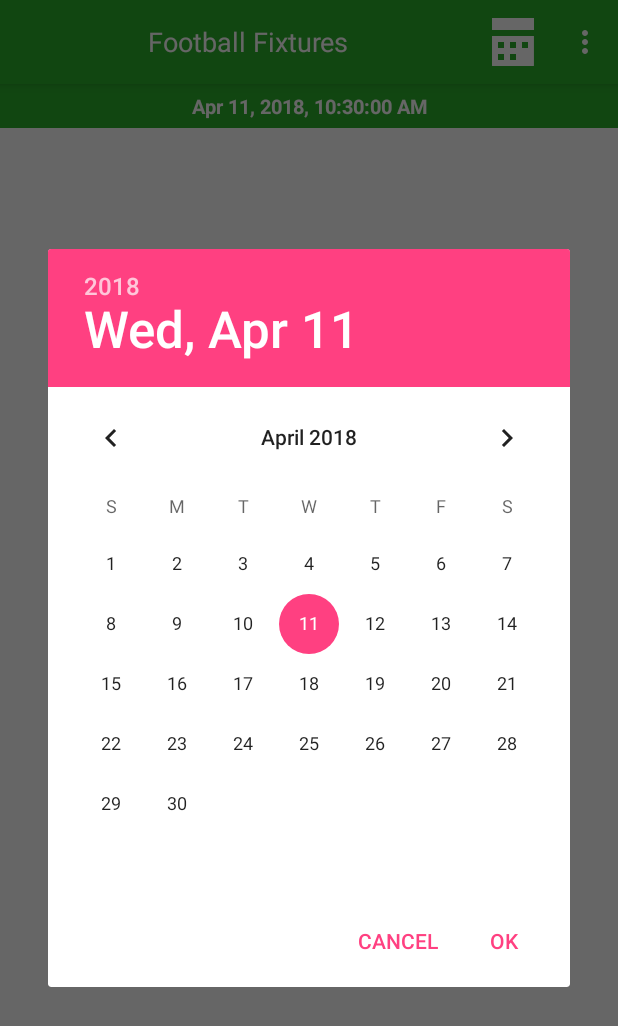
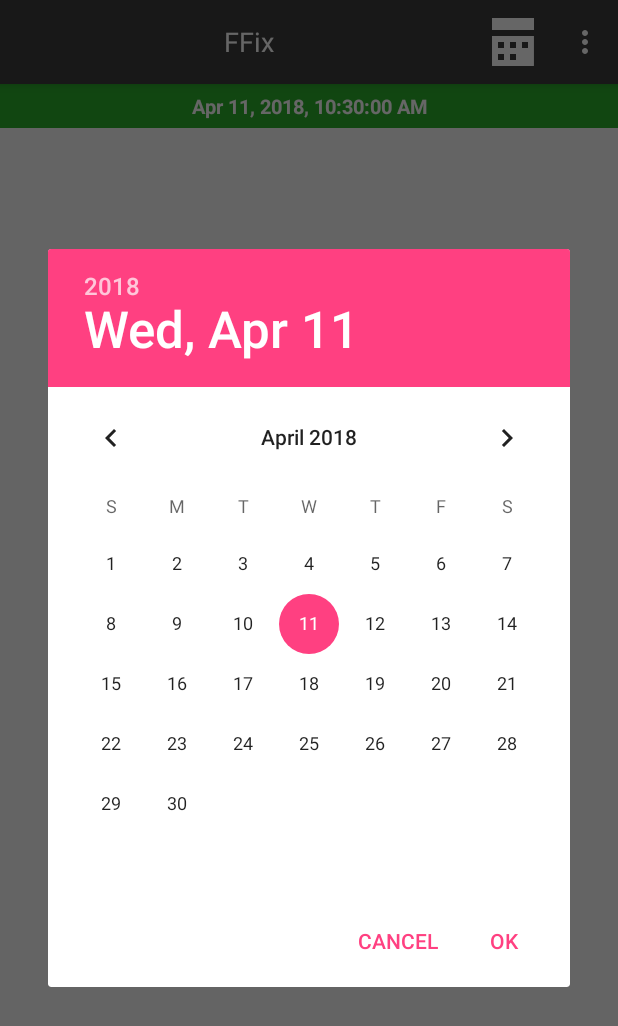
Before and after one commit to s4n4s/FFix, an Android app: the screen it shows after launch (MainActivity), after a tap on "FR", on a phone screen of 412 x 824 dp. Shown: the top 1026 px of the screen. Run offline under Robolectric (Android 15) with nearby library versions, the phone set to English and light mode, and no system bars.

Commit message:
- Apparence

```diff
--- a/app/src/main/java/com/example/gener/footballplayer/DetailsActivity.java
+++ b/app/src/main/java/com/example/gener/footballplayer/DetailsActivity.java
@@ -46,7 +46,7 @@ public class DetailsActivity extends AppCompatActivity {
         setContentView(R.layout.activity_details);
 
         android.support.v7.app.ActionBar actionbar = getSupportActionBar();
-        actionbar.setBackgroundDrawable(new ColorDrawable(Color.parseColor("#2BAF2B")));
+        actionbar.setBackgroundDrawable(new ColorDrawable(Color.parseColor("#3B3B3B")));
         getSupportActionBar().setDisplayOptions(ActionBar.DISPLAY_SHOW_CUSTOM);
         getSupportActionBar().setCustomView(R.layout.abs_layout);
         getSupportActionBar().setDisplayShowHomeEnabled(true);
@@ -78,9 +78,6 @@ public class DetailsActivity extends AppCompatActivity {
 
             @Override
             public void onReceive(Context context, Intent intent) {
-                Toast.makeText(context,"Service details recu", Toast.LENGTH_SHORT).show();
-
-
                 String contentFile = readFile("details.txt");
 
 
--- a/app/src/main/java/com/example/gener/footballplayer/MainActivity.java
+++ b/app/src/main/java/com/example/gener/footballplayer/MainActivity.java
@@ -1,13 +1,20 @@
 package com.example.gener.footballplayer;
 
 import android.app.ActionBar;
+import android.app.AlertDialog;
 import android.app.DatePickerDialog;
+import android.app.Notification;
+import android.app.NotificationManager;
 import android.content.BroadcastReceiver;
 import android.content.Context;
+import android.content.DialogInterface;
 import android.content.Intent;
 import android.content.IntentFilter;
 import android.graphics.Color;
 import android.graphics.drawable.ColorDrawable;
+import android.net.Uri;
+import android.support.v4.app.NotificationCompat;
+import android.support.v4.app.NotificationManagerCompat;
 import android.support.v4.content.LocalBroadcastManager;
 import android.support.v7.app.AppCompatActivity;
 import android.os.Bundle;
@@ -51,9 +58,9 @@ public class MainActivity extends AppCompatActivity implements View.OnClickListe
     public List<Fixtures> lf;
     public String dateForApi;
     public TextView tv_see_more;
+    private ArrayList<String> list;
 
     public static final String MATCH_UPDATE = "com.octip.cours.inf4042_11.BIERS_UPDATE";
-
     Calendar datetime = Calendar.getInstance();
     DateFormat formatDateTime = DateFormat.getDateTimeInstance();
 
@@ -66,7 +73,7 @@ public class MainActivity extends AppCompatActivity implements View.OnClickListe
 
 
         android.support.v7.app.ActionBar actionbar = getSupportActionBar();
-        actionbar.setBackgroundDrawable(new ColorDrawable(Color.parseColor("#2BAF2B")));
+        actionbar.setBackgroundDrawable(new ColorDrawable(Color.parseColor("#3B3B3B")));
         getSupportActionBar().setDisplayOptions(ActionBar.DISPLAY_SHOW_CUSTOM);
         getSupportActionBar().setCustomView(R.layout.abs_layout);
 
@@ -96,7 +103,7 @@ public class MainActivity extends AppCompatActivity implements View.OnClickListe
         class FixturesUpdate extends BroadcastReceiver {
             @Override
             public void onReceive(Context context, Intent intent) {
-                Toast.makeText(context,"Service finished", Toast.LENGTH_SHORT).show();
+                Toast.makeText(context,R.string.downloadText, Toast.LENGTH_SHORT).show();
 
 
                 String contentFile = readFile("fixtures.txt");
@@ -235,20 +242,17 @@ public class MainActivity extends AppCompatActivity implements View.OnClickListe
      */
 
     @Override
-    public boolean onOptionsItemSelected(MenuItem item)
+    public boolean onOptionsItemSelected(final MenuItem item)
     {
         switch (item.getItemId())
         {
             case R.id.calendar_action_bar:
                 new DatePickerDialog(this, d, datetime.get(Calendar.YEAR), datetime.get(Calendar.MONTH), datetime.get(Calendar.DAY_OF_MONTH)).show();
-            case R.id.set_dark_theme:
-                LinearLayout bgElement = (LinearLayout) findViewById(R.id.container);
-                bgElement.setBackgroundColor(Color.parseColor("#030303"));
-            case R.id.set_light_theme:
-                LinearLayout bgElement1 = (LinearLayout) findViewById(R.id.container);
-                bgElement1.setBackgroundColor(Color.parseColor("#ffffff"));
+                break;
             case R.id.get_faq:
-                return true;
+                Intent browserIntent = new Intent(Intent.ACTION_VIEW, Uri.parse("https://football-api.com"));
+                startActivity(browserIntent);
+                break;
         }
         return super.onOptionsItemSelected(item);
     }
--- a/app/src/main/res/layout/abs_layout.xml
+++ b/app/src/main/res/layout/abs_layout.xml
@@ -8,7 +8,7 @@
         android:layout_width="wrap_content"
         android:layout_height="wrap_content"
         android:layout_gravity="center"
-        android:text="Football Fixtures"
+        android:text="FFix"
         android:textColor="#ffffff"
         android:id="@+id/mytext"
         android:textSize="18sp" />
--- a/app/src/main/res/layout/cell_cards.xml
+++ b/app/src/main/res/layout/cell_cards.xml
@@ -25,6 +25,7 @@
             android:src="@drawable/main_cv_img" />
 
         <LinearLayout
+            android:id="@+id/main_card_color"
             android:layout_width="match_parent"
             android:layout_height="100dp"
             android:orientation="horizontal"
--- a/app/src/main/res/menu/main_menu.xml
+++ b/app/src/main/res/menu/main_menu.xml
@@ -5,23 +5,18 @@
         android:id="@+id/calendar_action_bar"
         android:title="FR"
         android:icon="@drawable/ic_calendar"
-        app:showAsAction="always"
-        />
-
-    <item
-        android:id="@+id/set_dark_theme"
-        android:title="Mode nuit"
-        android:icon="@android:drawable/alert_dark_frame"
-        />
-    <item
-        android:id="@+id/set_light_theme"
-        android:title="Mode Jour"
-        android:icon="@android:drawable/alert_dark_frame"
-        />
-
+        app:showAsAction="always" />
     <item
         android:id="@+id/get_faq"
         android:title="Visit API website"
     />
 
+    <item
+        android:id="@+id/mi_change_color"
+        android:title="Change Color"
+        />
+    <item
+        android:id="@+id/mi_change_color2"
+        android:title="Change Color white"
+        />
 </menu>
--- a/app/src/main/res/values/strings.xml
+++ b/app/src/main/res/values/strings.xml
@@ -1,5 +1,5 @@
 <?xml version="1.0" encoding="utf-8"?>
 <resources>
-    <string name="app_name">Football Fixtures</string>
+    <string name="app_name">FFix</string>
     <string name="search">Search</string>
 </resources>
--- a/app/src/main/res/values/styles.xml
+++ b/app/src/main/res/values/styles.xml
@@ -8,6 +8,7 @@
         <item name="colorPrimary">@color/colorPrimary</item>
         <item name="colorPrimaryDark">@color/colorPrimaryDark</item>
         <item name="colorAccent">@color/colorAccent</item>
+
     </style>
 
 
```
Also changed, not shown: app/src/main/res/drawable/gradient.xml (added, +12 -0 lines), app/src/main/res/layout/activity_details.xml (+56 -20 lines), app/src/main/res/values/values.xml (added, +7 -0 lines), 2 other files.
